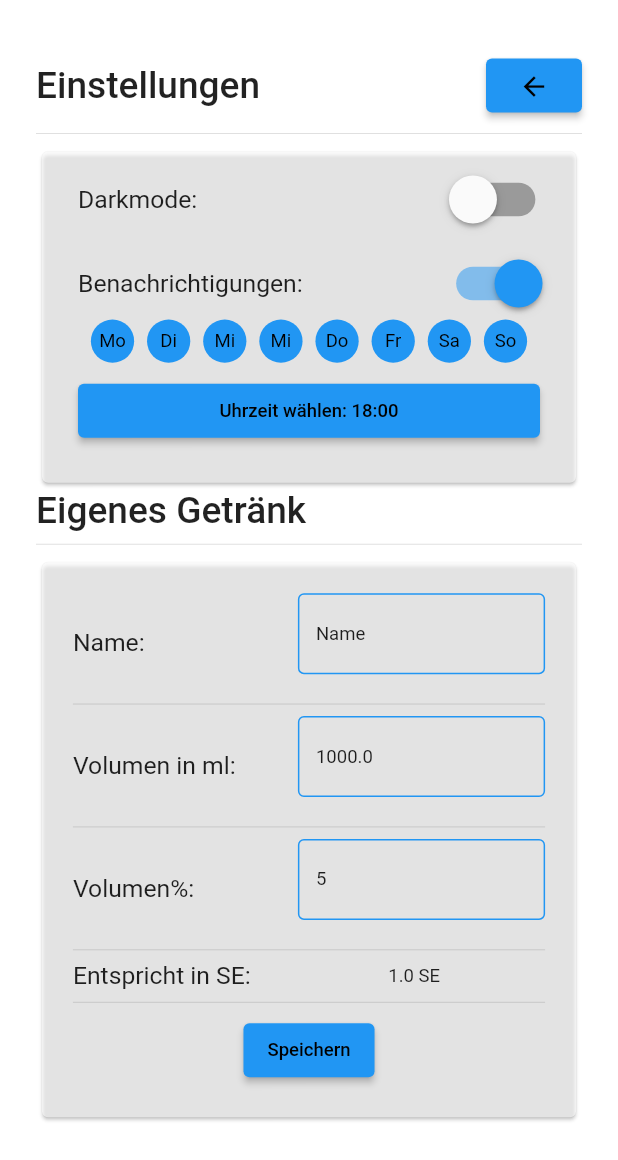
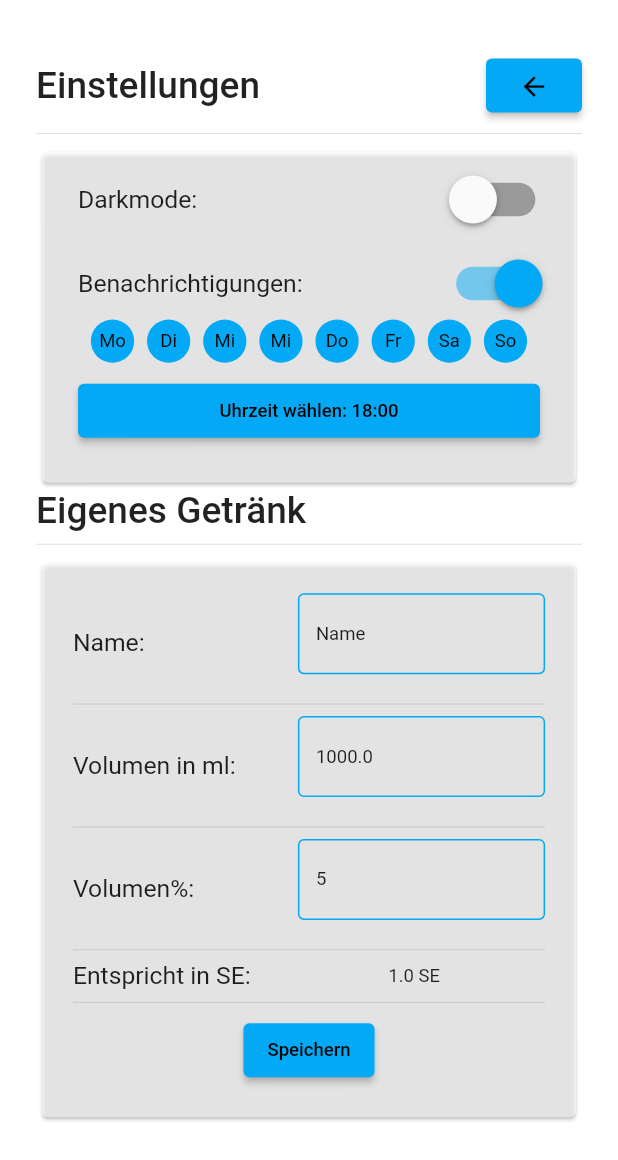
Before and after one commit to FlorianGross/aloha, a Flutter app: the Settings screen opened by its route, on a phone screen of 412 x 824 dp. Shown: the top 1160 px of the screen. Run offline on Flutter 3.47's test engine with Material 2 defaults, Android fonts, the phone set to English and light mode, and no system bars; our stand-ins replace flutter_local_notifications, flutter_platform_widgets, hive, hive_flutter, image_picker, page_view_indicators and 2 more; missing offline and left inert: tflite_flutter, tflite_flutter_helper; accounts and stored records are empty; statements that could not run were skipped.

Commit message:
Blue -> lightBlue

```diff
--- a/lib/SetupSettings.dart
+++ b/lib/SetupSettings.dart
@@ -6,8 +6,8 @@ class SetupSettings {
   Color backgroundColor = Colors.black26;
   Color textSelected = Colors.black;
   Color textUnselected = Colors.white;
-  Color primary = Colors.blue;
-  Color primaryAccent = Colors.blueAccent;
+  Color primary = Colors.lightBlue;
+  Color primaryAccent = Colors.lightBlueAccent;
   Color backCard = Colors.black26;
   Color card = Colors.black12;
 
```
